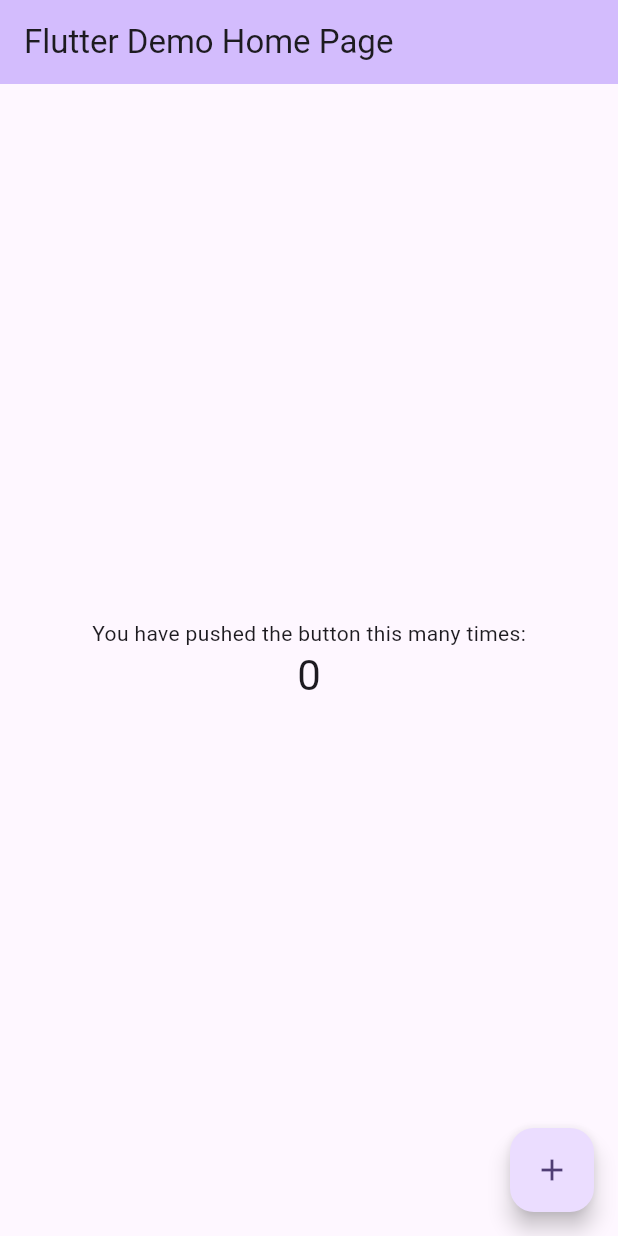
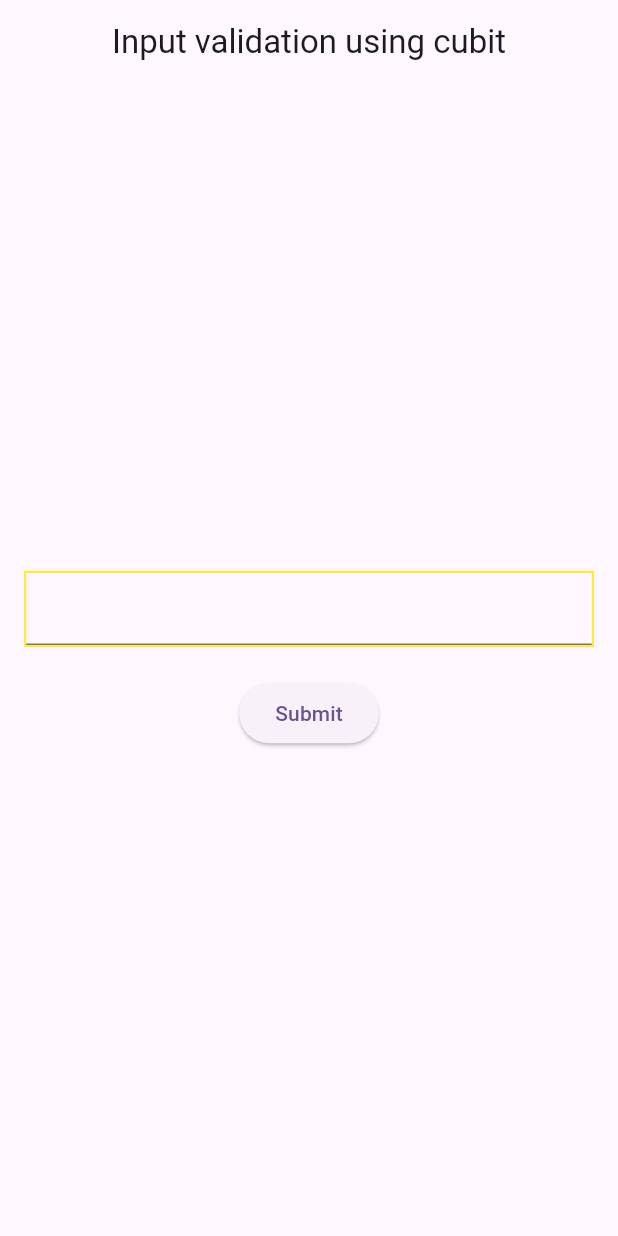
Before and after one commit to JihedMrouki/SSBloC, a Flutter app: the screen it shows after launch, on a phone screen of 412 x 824 dp. Run offline on Flutter 3.47's test engine with Material 3 defaults, Android fonts, the phone set to English and light mode, and no system bars; our stand-ins replace bloc, flutter_bloc.

Commit message:
added validation with cubit

```diff
--- /dev/null
+++ b/devtools_options.yaml
@@ -0,0 +1,3 @@
+description: This file stores settings for Dart & Flutter DevTools.
+documentation: https://docs.flutter.dev/tools/devtools/extensions#configure-extension-enablement-states
+extensions:
--- a/lib/main.dart
+++ b/lib/main.dart
@@ -1,4 +1,5 @@
 import 'package:flutter/material.dart';
+import 'package:sharing_session_bloc/validators/with_cubit/UI/input_validation_page_with_cubit.dart';
 
 void main() {
   runApp(const MyApp());
@@ -7,119 +8,16 @@ void main() {
 class MyApp extends StatelessWidget {
   const MyApp({super.key});
 
-  // This widget is the root of your application.
   @override
   Widget build(BuildContext context) {
     return MaterialApp(
       title: 'Flutter Demo',
+      debugShowCheckedModeBanner: false,
       theme: ThemeData(
-        // This is the theme of your application.
-        //
-        // TRY THIS: Try running your application with "flutter run". You'll see
-        // the application has a purple toolbar. Then, without quitting the app,
-        // try changing the seedColor in the colorScheme below to Colors.green
-        // and then invoke "hot reload" (save your changes or press the "hot
-        // reload" button in a Flutter-supported IDE, or press "r" if you used
-        // the command line to start the app).
-        //
-        // Notice that the counter didn't reset back to zero; the application
-        // state is not lost during the reload. To reset the state, use hot
-        // restart instead.
-        //
-        // This works for code too, not just values: Most code changes can be
-        // tested with just a hot reload.
         colorScheme: ColorScheme.fromSeed(seedColor: Colors.deepPurple),
         useMaterial3: true,
       ),
-      home: const MyHomePage(title: 'Flutter Demo Home Page'),
+      home: InputValidationPageWithCubit(),
     );
   }
 }
-
-class MyHomePage extends StatefulWidget {
-  const MyHomePage({super.key, required this.title});
-
-  // This widget is the home page of your application. It is stateful, meaning
-  // that it has a State object (defined below) that contains fields that affect
-  // how it looks.
-
-  // This class is the configuration for the state. It holds the values (in this
-  // case the title) provided by the parent (in this case the App widget) and
-  // used by the build method of the State. Fields in a Widget subclass are
-  // always marked "final".
-
-  final String title;
-
-  @override
-  State<MyHomePage> createState() => _MyHomePageState();
-}
-
-class _MyHomePageState extends State<MyHomePage> {
-  int _counter = 0;
-
-  void _incrementCounter() {
-    setState(() {
-      // This call to setState tells the Flutter framework that something has
-      // changed in this State, which causes it to rerun the build method below
-      // so that the display can reflect the updated values. If we changed
-      // _counter without calling setState(), then the build method would not be
-      // called again, and so nothing would appear to happen.
-      _counter++;
-    });
-  }
-
-  @override
-  Widget build(BuildContext context) {
-    // This method is rerun every time setState is called, for instance as done
-    // by the _incrementCounter method above.
-    //
-    // The Flutter framework has been optimized to make rerunning build methods
-    // fast, so that you can just rebuild anything that needs updating rather
-    // than having to individually change instances of widgets.
-    return Scaffold(
-      appBar: AppBar(
-        // TRY THIS: Try changing the color here to a specific color (to
-        // Colors.amber, perhaps?) and trigger a hot reload to see the AppBar
-        // change color while the other colors stay the same.
-        backgroundColor: Theme.of(context).colorScheme.inversePrimary,
-        // Here we take the value from the MyHomePage object that was created by
-        // the App.build method, and use it to set our appbar title.
-        title: Text(widget.title),
-      ),
-      body: Center(
-        // Center is a layout widget. It takes a single child and positions it
-        // in the middle of the parent.
-        child: Column(
-          // Column is also a layout widget. It takes a list of children and
-          // arranges them vertically. By default, it sizes itself to fit its
-          // children horizontally, and tries to be as tall as its parent.
-          //
-          // Column has various properties to control how it sizes itself and
-          // how it positions its children. Here we use mainAxisAlignment to
-          // center the children vertically; the main axis here is the vertical
-          // axis because Columns are vertical (the cross axis would be
-          // horizontal).
-          //
-          // TRY THIS: Invoke "debug painting" (choose the "Toggle Debug Paint"
-          // action in the IDE, or press "p" in the console), to see the
-          // wireframe for each widget.
-          mainAxisAlignment: MainAxisAlignment.center,
-          children: <Widget>[
-            const Text(
-              'You have pushed the button this many times:',
-            ),
-            Text(
-              '$_counter',
-              style: Theme.of(context).textTheme.headlineMedium,
-            ),
-          ],
-        ),
-      ),
-      floatingActionButton: FloatingActionButton(
-        onPressed: _incrementCounter,
-        tooltip: 'Increment',
-        child: const Icon(Icons.add),
-      ), // This trailing comma makes auto-formatting nicer for build methods.
-    );
-  }
-}
--- /dev/null
+++ b/lib/validators/with_cubit/UI/input_validation_page_with_cubit.dart
@@ -0,0 +1,62 @@
+import 'package:flutter/material.dart';
+import 'package:flutter_bloc/flutter_bloc.dart';
+
+import '../cubit/validator_cubit.dart';
+
+class InputValidationPageWithCubit extends StatelessWidget {
+  const InputValidationPageWithCubit({super.key});
+
+  @override
+  Widget build(BuildContext context) {
+    return Scaffold(
+      appBar: AppBar(
+        title: const Text('Input validation using cubit'),
+        centerTitle: true,
+      ),
+      body: BlocProvider(
+        create: (context) => ValidatorCubit(),
+        child: BlocBuilder<ValidatorCubit, ValidatorState>(
+          builder: (context, state) {
+            return Padding(
+              padding: const EdgeInsets.all(16.0),
+              child: Column(
+                mainAxisAlignment: MainAxisAlignment.center,
+                children: [
+                  Container(
+                    decoration: BoxDecoration(
+                        border: Border.all(
+                      width: 1.5,
+                      color: state is ValidatorValid
+                          ? Colors.green
+                          : state is ValidatorInvalid
+                              ? Colors.red
+                              : Colors.yellow,
+                    )),
+                    child: TextField(
+                      decoration: const InputDecoration(
+                        focusedBorder: OutlineInputBorder(
+                            borderSide: BorderSide(
+                          color: Colors.white,
+                        )),
+                      ),
+                      onChanged: (value) {
+                        context
+                            .read<ValidatorCubit>()
+                            .validateInput(value, state);
+                      },
+                    ),
+                  ),
+                  const SizedBox(height: 20),
+                  ElevatedButton(
+                    onPressed: () {},
+                    child: const Text('Submit'),
+                  ),
+                ],
+              ),
+            );
+          },
+        ),
+      ),
+    );
+  }
+}
--- /dev/null
+++ b/lib/validators/with_cubit/cubit/validator_cubit.dart
@@ -0,0 +1,24 @@
+import 'package:bloc/bloc.dart';
+import 'package:meta/meta.dart';
+
+part 'validator_state.dart';
+
+class ValidatorCubit extends Cubit<ValidatorState> {
+  ValidatorCubit() : super(ValidatorInitial());
+
+
+  void validateInput(String input, dynamic state) {
+    final passwordRegex = RegExp(
+      r'^(?=.*[A-Z])(?=.*[a-z])(?=.*\d)(?=.*[!@#\$&*~]).{8,}$',
+    );
+      if (passwordRegex.hasMatch(input)) {
+          if (state is ValidatorInvalid || state is ValidatorInitial) {
+            emit(ValidatorValid());
+          }
+      } else {
+        if (state is ValidatorValid || state is ValidatorInitial) {
+          emit(ValidatorInvalid());
+        }
+      }
+  }
+}
--- /dev/null
+++ b/lib/validators/with_cubit/cubit/validator_state.dart
@@ -0,0 +1,8 @@
+part of 'validator_cubit.dart';
+
+@immutable
+abstract class ValidatorState {}
+
+class ValidatorInitial extends ValidatorState {}
+class ValidatorValid extends ValidatorState {}
+class ValidatorInvalid extends ValidatorState {}
--- a/pubspec.yaml
+++ b/pubspec.yaml
@@ -35,6 +35,7 @@ dependencies:
   # The following adds the Cupertino Icons font to your application.
   # Use with the CupertinoIcons class for iOS style icons.
   cupertino_icons: ^1.0.8
+  flutter_bloc: ^8.1.6
 
 dev_dependencies:
   flutter_test:
```
Also changed, not shown: pubspec.lock.
